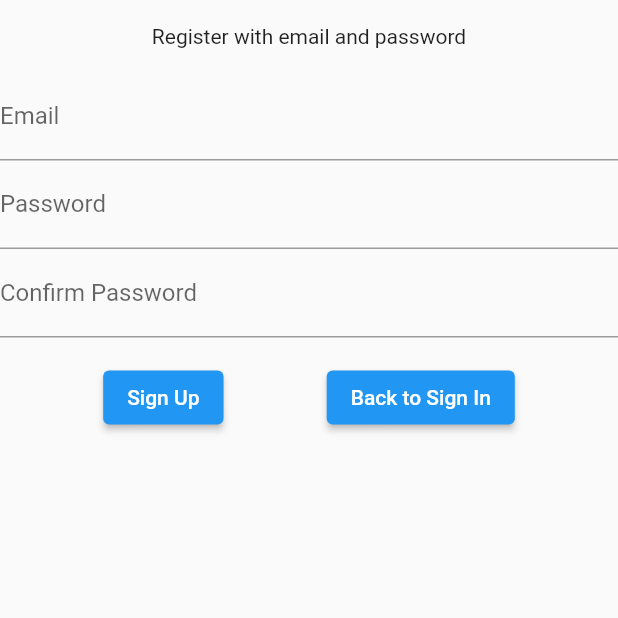
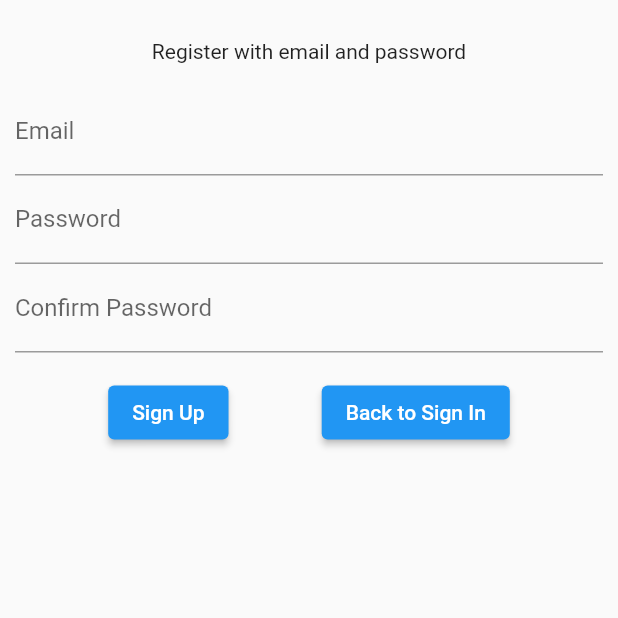
Before and after one commit to LiuMC-SG/Orbital_Frontend, a Flutter app: the screen it shows after launch, after a tap on "Sign In", after a tap on "Register", on a phone screen of 412 x 824 dp, the top half of it. Run offline on Flutter 3.47's test engine with Material 2 defaults, Android fonts, the light colour scheme and no system bars; our stand-ins replace cloud_firestore, firebase_auth, firebase_core, firebase_storage, fluttertoast, google_sign_in and 1 more; missing offline and left inert: firebase_app_check, flutter_facebook_auth, g_recaptcha_v3; accounts and stored records are empty; generated files the repository leaves out were written again.

Commit message:
(Fix): Added SafeArea
Also changed coloring and padding

```diff
--- a/helpus/lib/screens/sign_in/register_screen.dart
+++ b/helpus/lib/screens/sign_in/register_screen.dart
@@ -19,8 +19,12 @@ class _RegisterScreenState extends State<RegisterScreen> {
   @override
   Widget build(BuildContext context) {
     return Scaffold(
-      body: Form(
+      resizeToAvoidBottomInset: false,
+      body: SafeArea(
+        child: Form(
           key: _formKey,
+          child: Padding(
+            padding: const EdgeInsets.all(10),
             child: Column(
               crossAxisAlignment: CrossAxisAlignment.start,
               children: <Widget>[
@@ -122,6 +126,8 @@ class _RegisterScreenState extends State<RegisterScreen> {
               ],
             ),
           ),
+        ),
+      ),
     );
   }
 
--- a/helpus/lib/screens/sign_in/sign_in_screen.dart
+++ b/helpus/lib/screens/sign_in/sign_in_screen.dart
@@ -91,7 +91,7 @@ class _SignInScreenState extends State<SignInScreen> {
           children: const <Widget>[
             Expanded(
                 child: Divider(
-              color: FirebaseColors.firebaseGrey,
+              color: Colors.black45,
             )),
             Padding(
               padding: EdgeInsets.only(
@@ -101,13 +101,13 @@ class _SignInScreenState extends State<SignInScreen> {
               child: Text(
                 "Or",
                 style: TextStyle(
-                  color: FirebaseColors.firebaseGrey,
+                  color: Colors.black45,
                 ),
               ),
             ),
             Expanded(
               child: Divider(
-                color: FirebaseColors.firebaseGrey,
+                color: Colors.black45,
               ),
             ),
           ],
```
Also changed, not shown: helpus/lib/screens/sign_in/forget_password_screen.dart (+7 -1 lines). Lines whose indentation alone changed are shown as unchanged.
